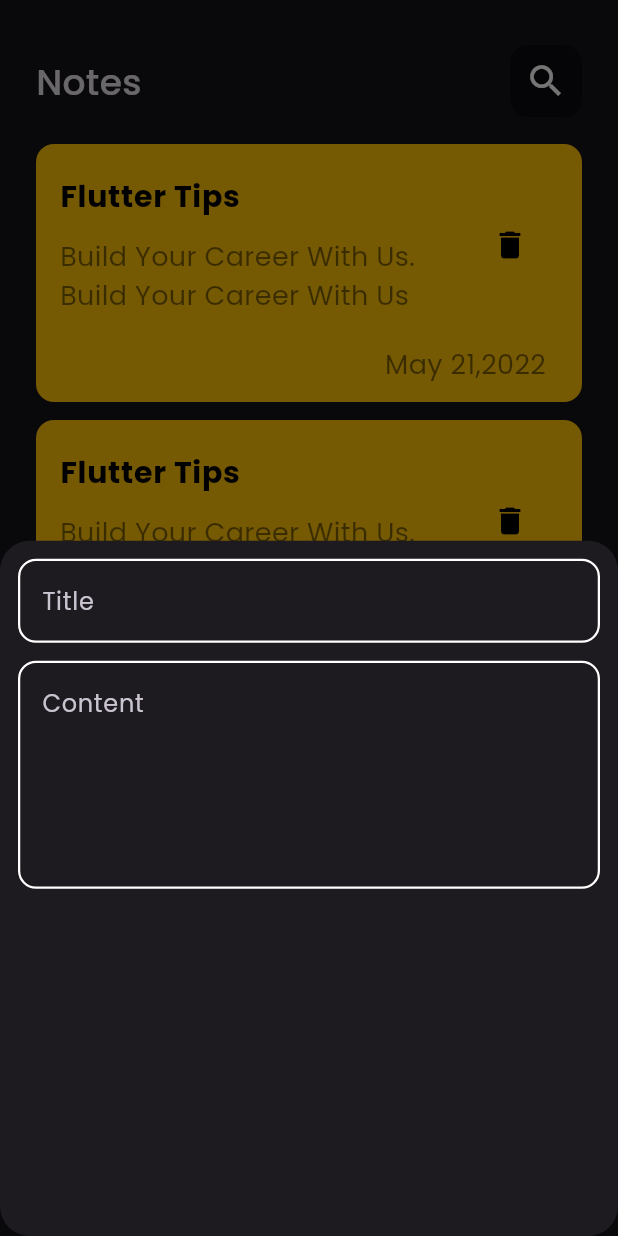
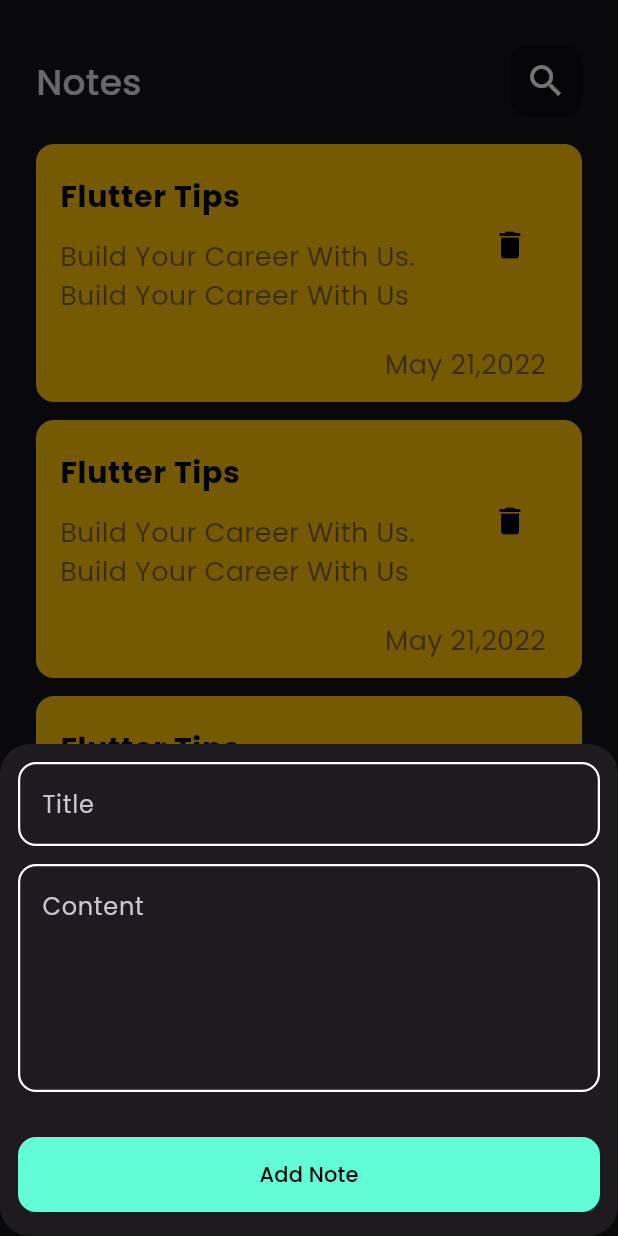
Before and after one commit to MohamedOmarKhedr/notes_app_clean_arch, a Flutter app: the screen it shows after launch, after a tap on the "add" icon, on a phone screen of 412 x 824 dp. Run offline on Flutter 3.47's test engine with Material 3 defaults, Android fonts, the phone set to English and light mode, and no system bars.

Commit message:
finish add note bottom sheet

```diff
--- a/lib/features/home/presentation/views/widgets/add_note_bottom_sheet.dart
+++ b/lib/features/home/presentation/views/widgets/add_note_bottom_sheet.dart
@@ -1,4 +1,5 @@
 import 'package:flutter/material.dart';
+import 'package:notes_app_clean_arch/features/home/presentation/views/widgets/custom_button.dart';
 import 'package:notes_app_clean_arch/features/home/presentation/views/widgets/custom_text_field.dart';
 
 class AddNoteBottomSheet extends StatelessWidget {
@@ -8,13 +9,18 @@
   Widget build(BuildContext context) {
     return Padding(
       padding: const EdgeInsets.symmetric(horizontal: 12),
+      child: SingleChildScrollView(
         child: Column(
           children: [
             SizedBox(height: 12,),
             CustomTextField( hintText: 'Title',),
             SizedBox(height: 12,),
             CustomTextField( hintText: 'Content',maxLines: 5,),
+            SizedBox(height: 30,),
+            CustomButton(),
+            SizedBox(height: 16,),
           ],
+        ),
       ),
     );
   }
--- /dev/null
+++ b/lib/features/home/presentation/views/widgets/custom_button.dart
@@ -0,0 +1,22 @@
+import 'package:flutter/material.dart';
+import 'package:notes_app_clean_arch/core/utils/colors_manager.dart';
+
+class CustomButton extends StatelessWidget {
+  const CustomButton({super.key});
+
+  @override
+  Widget build(BuildContext context) {
+    return TextButton(
+      onPressed: () {},
+      style: TextButton.styleFrom(
+        backgroundColor: ColorsManager.primary,
+        minimumSize: Size(MediaQuery.of(context).size.width, 50),
+        shape: RoundedRectangleBorder(
+          borderRadius: BorderRadius.circular(12),
+        ),
+
+      ),
+      child: Text('Add Note', style: TextStyle(color: Colors.black)),
+    );
+  }
+}
```
Lines whose indentation alone changed are shown as unchanged.
